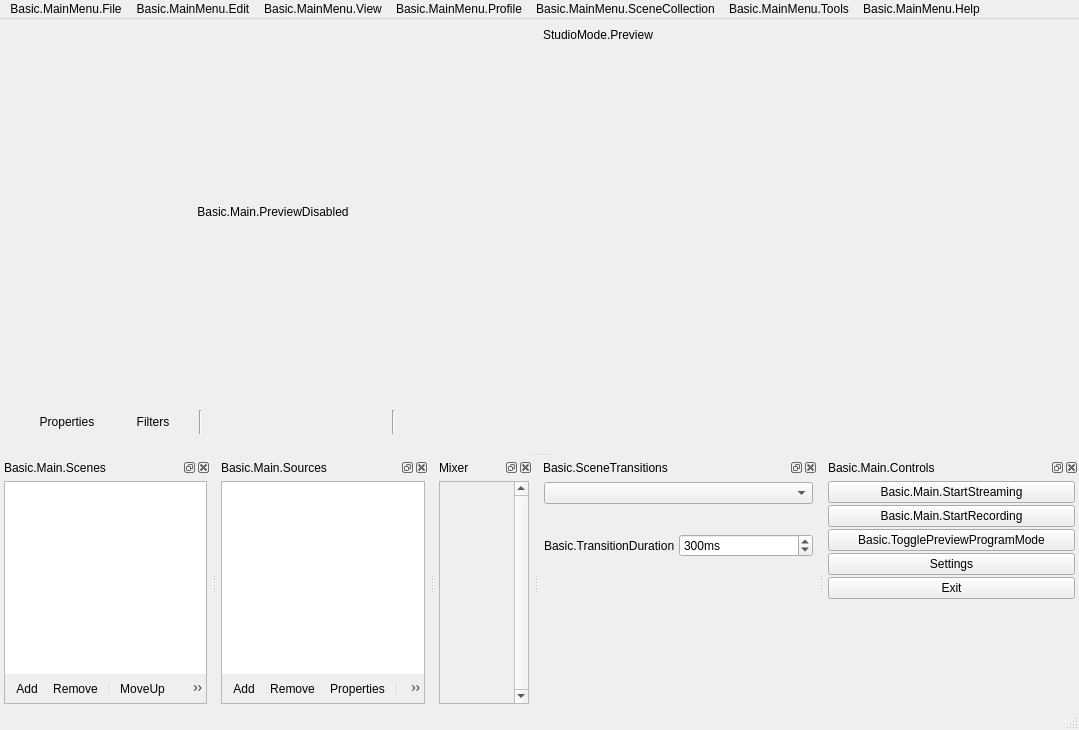
Qt form UI/forms/OBSBasic.ui (obsproject/obs-studio) before a commit.
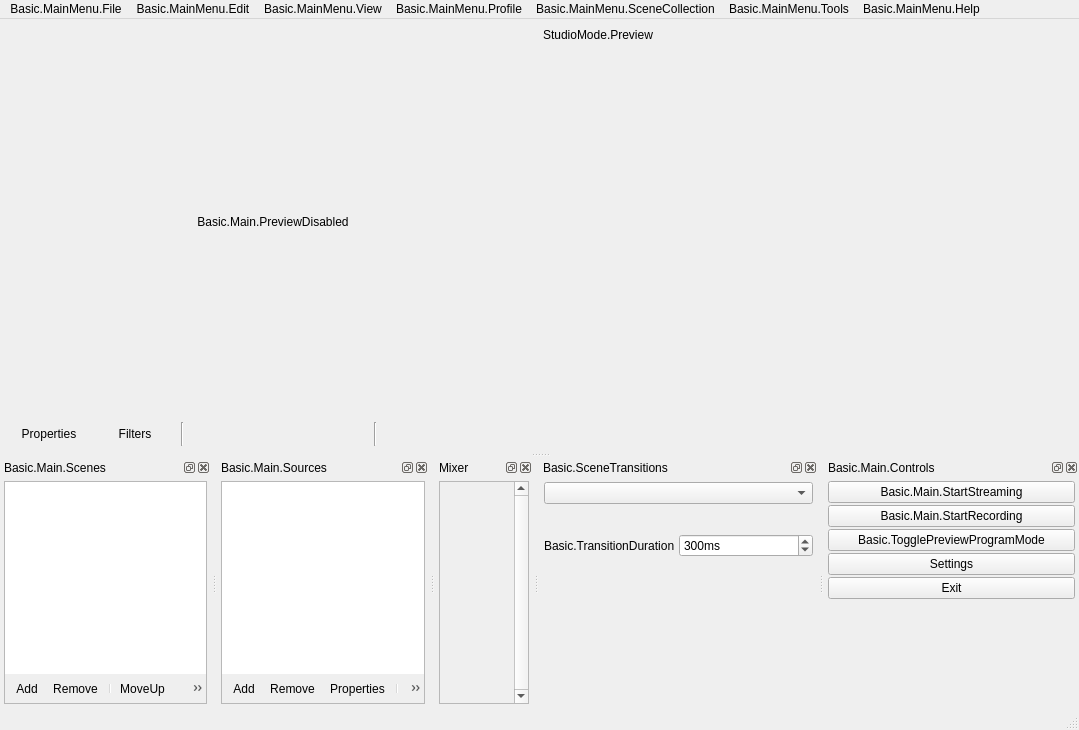
The same form after that commit. Icons and pictures are not drawn. Custom widgets are drawn as their Qt base class.

Commit message: Reduce padding around context UI

The edit to the form file:
```diff
--- a/UI/forms/OBSBasic.ui
+++ b/UI/forms/OBSBasic.ui
@@ -38,6 +38,12 @@
   </property>
   <widget class="QWidget" name="centralwidget">
    <layout class="QVBoxLayout" name="verticalLayout">
+    <property name="spacing">
+     <number>6</number>
+    </property>
+    <property name="bottomMargin">
+     <number>6</number>
+    </property>
     <item>
      <layout class="QHBoxLayout" name="horizontalLayout_2">
       <item>
@@ -116,19 +122,25 @@
       <property name="minimumSize">
        <size>
         <width>0</width>
-        <height>42</height>
+        <height>24</height>
        </size>
       </property>
       <layout class="QHBoxLayout" name="horizontalLayout">
        <property name="spacing">
-        <number>3</number>
+        <number>0</number>
        </property>
        <property name="sizeConstraint">
         <enum>QLayout::SetDefaultConstraint</enum>
        </property>
+       <property name="leftMargin">
+        <number>0</number>
+       </property>
        <property name="topMargin">
         <number>0</number>
        </property>
+       <property name="rightMargin">
+        <number>0</number>
+       </property>
        <property name="bottomMargin">
         <number>0</number>
        </property>
@@ -147,6 +159,18 @@
           </size>
          </property>
          <layout class="QHBoxLayout" name="horizontalLayout_5">
+          <property name="leftMargin">
+           <number>0</number>
+          </property>
+          <property name="topMargin">
+           <number>0</number>
+          </property>
+          <property name="rightMargin">
+           <number>0</number>
+          </property>
+          <property name="bottomMargin">
+           <number>0</number>
+          </property>
           <item>
            <widget class="QPushButton" name="sourcePropertiesButton">
             <property name="sizePolicy">
@@ -572,6 +596,9 @@
    </attribute>
    <widget class="QWidget" name="dockWidgetContents_2">
     <layout class="QVBoxLayout" name="verticalLayout_6">
+     <property name="spacing">
+      <number>6</number>
+     </property>
      <property name="leftMargin">
       <number>4</number>
      </property>
@@ -875,7 +902,7 @@
           <rect>
            <x>0</x>
            <y>0</y>
-           <width>80</width>
+           <width>81</width>
            <height>16</height>
           </rect>
          </property>
```
